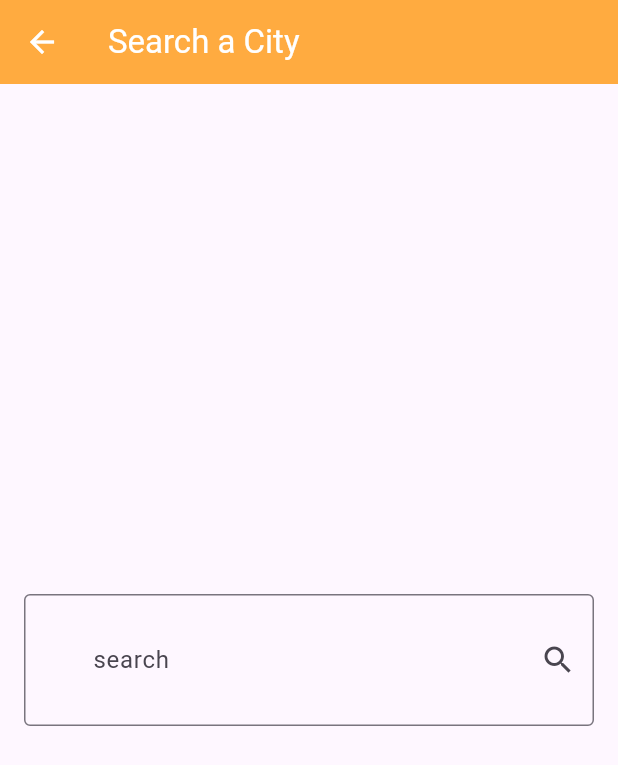
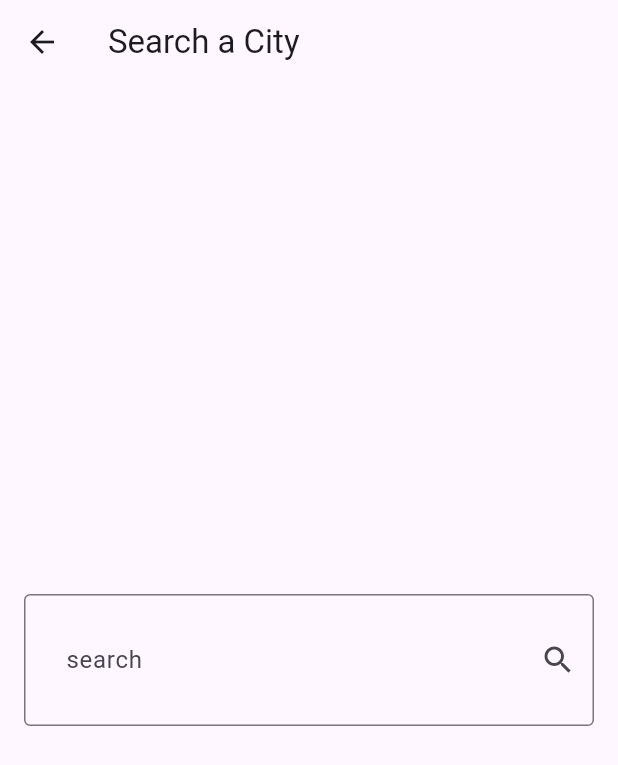
Before and after one commit to bero9/weather_app, a Flutter app: the screen it shows after launch, after a tap on the "search" icon, on a phone screen of 412 x 824 dp. Shown: the top 765 px of the screen. Run offline on Flutter 3.47's test engine with Material 3 defaults, Android fonts, the phone set to English and light mode, and no system bars.

Commit message:
Refactor HomePage and WeatherModel for dynamic UI updates and improve weather data handling

```diff
--- a/lib/main.dart
+++ b/lib/main.dart
@@ -2,27 +2,24 @@ import 'package:flutter/material.dart';
 import 'package:provider/provider.dart';
 import 'package:weather_app/models/weather_model.dart';
 import 'package:weather_app/pages/home_page.dart';
-import 'package:weather_app/provider/weather_provider.dart';
+import 'package:weather_app/providers/weather_provider.dart';
 
 void main() {
-  runApp( WeatherApp());
+  runApp(ChangeNotifierProvider(
+     create: (context) {
+        return WeatherProvider();
+      },
+    child: WeatherApp()));
 }
 
 class WeatherApp extends StatelessWidget {
-  WeatherModel? weather;
-
-  WeatherApp({Key? key}) : super(key: key);
-
   @override
   Widget build(BuildContext context) {
-    return ChangeNotifierProvider(
-      create: (context) {
-        return WeatherProvider();
-      },
-      child: MaterialApp(
-        debugShowCheckedModeBanner: false,
-        home: HomePage(),
+    return MaterialApp(
+      theme: ThemeData(
+      primarySwatch: Provider.of<WeatherProvider>(context).weatherData == null ?  Colors.blue : Provider.of<WeatherProvider>(context).weatherData!.getThemeColor()  ,
       ),
+      home: HomePage(),
     );
   }
 }
--- a/lib/pages/home_page.dart
+++ b/lib/pages/home_page.dart
@@ -1,8 +1,10 @@
+import 'package:flutter/cupertino.dart';
 import 'package:flutter/material.dart';
 import 'package:provider/provider.dart';
+import 'package:weather_app/main.dart';
 import 'package:weather_app/models/weather_model.dart';
 import 'package:weather_app/pages/search_page.dart';
-import 'package:weather_app/provider/weather_provider.dart';
+import 'package:weather_app/providers/weather_provider.dart';
 
 class HomePage extends StatefulWidget {
   HomePage({Key? key}) : super(key: key);
@@ -12,8 +14,11 @@ class HomePage extends StatefulWidget {
 }
 
 class _HomePageState extends State<HomePage> {
+  void updateUi() {
+    setState(() {});
+  }
+
   WeatherModel? weatherData;
-
   @override
   Widget build(BuildContext context) {
     weatherData = Provider.of<WeatherProvider>(context).weatherData;
@@ -21,26 +26,20 @@ class _HomePageState extends State<HomePage> {
     return Scaffold(
       appBar: AppBar(
         actions: [
-          Padding(
-            padding: const EdgeInsets.only(right: 8.0),
-            child: IconButton(
-              color: Colors.white,
-              icon: const Icon(Icons.search),
-              onPressed: () {
-                Navigator.push(context, MaterialPageRoute(builder: (context) {
-                  return SearchPage();
-                }));
-              },
-            ),
-          )
+          IconButton(
+            onPressed: () {
+              Navigator.push(context, MaterialPageRoute(builder: (context) {
+                return SearchPage(
+                  updateUi: updateUi,
+                );
+              }));
+            },
+            icon: Icon(Icons.search),
+          ),
         ],
-        backgroundColor: Colors.blue,
-        title: const Text(
-          'Weather App',
-          style: TextStyle(color: Colors.white),
-        ),
+        title: Text('Weather App'),
       ),
-      body: weatherData == null
+      body: Provider.of<WeatherProvider>(context).weatherData == null
           ? Center(
               child: Column(
                 mainAxisSize: MainAxisSize.min,
@@ -61,18 +60,31 @@ class _HomePageState extends State<HomePage> {
               ),
             )
           : Container(
+              decoration: BoxDecoration(
+                  gradient: LinearGradient(
+                colors: [
+                  weatherData!.getThemeColor(),
+                  weatherData!.getThemeColor()[300]!,
+                  weatherData!.getThemeColor()[100]!,
+                ],
+                begin: Alignment.topCenter,
+                end: Alignment.bottomCenter,
+              )),
               child: Column(
                 mainAxisAlignment: MainAxisAlignment.center,
                 children: [
-                  Spacer(
+                  const Spacer(
                     flex: 3,
                   ),
                   Text(
                     Provider.of<WeatherProvider>(context).cityName!,
-                    style: TextStyle(fontSize: 32, fontWeight: FontWeight.bold),
+                    style: TextStyle(
+                      fontSize: 32,
+                      fontWeight: FontWeight.bold,
+                    ),
                   ),
                   Text(
-                    'update at : ${weatherData!.date.hour.toString()}:${weatherData!.date.minute.toString()}',
+                    'updated at : ${weatherData!.date.hour.toString()}:${weatherData!.date.minute.toString()}',
                     style: TextStyle(
                       fontSize: 22,
                     ),
@@ -81,28 +93,33 @@ class _HomePageState extends State<HomePage> {
                   Row(
                     mainAxisAlignment: MainAxisAlignment.spaceEvenly,
                     children: [
-                      Image(image: AssetImage(weatherData!.getImage())),
+                      Image.asset(weatherData!.getImage()),
                       Text(
-                        '${weatherData!.temp.toInt().toString()} ',
+                        weatherData!.temp.toInt().toString(),
                         style: TextStyle(
-                            fontSize: 32, fontWeight: FontWeight.bold),
+                          fontSize: 32,
+                          fontWeight: FontWeight.bold,
+                        ),
                       ),
                       Column(
                         children: [
-                          Text('maxtemp : ${weatherData!.maxTemp.toInt()} '),
-                          Text('mintemp : ${weatherData!.minTemp.toInt()}'),
+                          Text('maxTemp :${weatherData!.maxTemp.toInt()}'),
+                          Text('minTemp : ${weatherData!.minTemp.toInt()}'),
                         ],
-                      )
+                      ),
                     ],
                   ),
                   Spacer(),
                   Text(
-                    weatherData!.weatherStateName.toString(),
-                    style: TextStyle(fontSize: 28, fontWeight: FontWeight.bold),
+                    weatherData!.weatherStateName,
+                    style: TextStyle(
+                      fontSize: 32,
+                      fontWeight: FontWeight.bold,
+                    ),
                   ),
                   Spacer(
                     flex: 5,
-                  )
+                  ),
                 ],
               ),
             ),
--- a/lib/pages/search_page.dart
+++ b/lib/pages/search_page.dart
@@ -1,73 +1,61 @@
 import 'package:flutter/material.dart';
 import 'package:provider/provider.dart';
 import 'package:weather_app/models/weather_model.dart';
-import 'package:weather_app/provider/weather_provider.dart';
-import 'package:weather_app/services/weather_services.dart';
-import 'home_page.dart';
+import 'package:weather_app/providers/weather_provider.dart';
+import 'package:weather_app/services/weather_service.dart';
 
 class SearchPage extends StatelessWidget {
   String? cityName;
-
+  SearchPage({this.updateUi});
+  VoidCallback? updateUi;
   @override
   Widget build(BuildContext context) {
     return Scaffold(
       appBar: AppBar(
-        leading: IconButton(
-          color: Colors.white,
-          onPressed: () {
-            Navigator.push(context, MaterialPageRoute(builder: (contxt) {
-              return HomePage();
-            }));
-          },
-          icon: const Icon(Icons.arrow_back),
-        ),
-        title: const Text(
-          'Search a City',
-          style: TextStyle(color: Colors.white),
-        ),
-        backgroundColor: Colors.orangeAccent,
+        title: Text('Search a City'),
       ),
       body: Center(
         child: Padding(
           padding: const EdgeInsets.symmetric(horizontal: 16),
           child: TextField(
-            onChanged: (data){
-              cityName = data;
+            onChanged: (data)
+            {
+               cityName = data;
             },
             onSubmitted: (data) async {
               cityName = data;
+
               WeatherService service = WeatherService();
 
-              WeatherModel weather =
+              WeatherModel? weather =
                   await service.getWeather(cityName: cityName!);
 
-              Provider.of<WeatherProvider>(context, listen: false).weatherData =
-                  weather;
-              Provider.of<WeatherProvider>(context, listen: false).cityName =
-                  cityName;
+              Provider.of<WeatherProvider>(context,listen: false).weatherData = weather;
+                           Provider.of<WeatherProvider>(context,listen: false).cityName = cityName;
+
               Navigator.pop(context);
             },
-            decoration:  InputDecoration(
+            decoration: InputDecoration(
+              contentPadding:
+                  EdgeInsets.symmetric(vertical: 32, horizontal: 24),
               label: Text('search'),
-              contentPadding:
-                  EdgeInsets.symmetric(vertical: 32, horizontal: 42),
-              suffixIcon: IconButton(
-                icon: Icon(Icons.search),
-                onPressed: () async{
-                  WeatherService service = WeatherService();
+              suffixIcon: GestureDetector(
 
-                  WeatherModel weather =
-                      await service.getWeather(cityName: cityName!);
+                onTap : () async
+                {
+                    WeatherService service = WeatherService();
 
-                  Provider.of<WeatherProvider>(context, listen: false).weatherData =
-                      weather;
-                  Provider.of<WeatherProvider>(context, listen: false).cityName =
-                      cityName;
-                  Navigator.pop(context);
+              WeatherModel? weather =
+            await service.getWeather(cityName: cityName!);
+
+              Provider.of<WeatherProvider>(context,listen: false).weatherData = weather;
+                           Provider.of<WeatherProvider>(context,listen: false).cityName = cityName;
+
+              Navigator.pop(context);
                 },
-              ),
+                child: Icon(Icons.search)),
               border: OutlineInputBorder(),
-              hintText: 'Enter a City',
+              hintText: 'Enter a city',
             ),
           ),
         ),
--- a/lib/provider/weather_provider.dart
+++ b/lib/providers/weather_provider.dart
@@ -3,13 +3,12 @@ import 'package:weather_app/models/weather_model.dart';
 
 class WeatherProvider extends ChangeNotifier {
   WeatherModel? _weatherData;
-String? cityName;
+
+  String? cityName;
   set weatherData(WeatherModel? weather) {
     _weatherData = weather;
     notifyListeners();
   }
 
   WeatherModel? get weatherData => _weatherData;
-
-
 }
--- a/lib/services/weather_services.dart
+++ b/lib/services/weather_service.dart
@@ -5,16 +5,21 @@ import 'package:weather_app/models/weather_model.dart';
 
 class WeatherService {
   String baseUrl = 'http://api.weatherapi.com/v1';
-  String apiKey = '3d01ee20303743268ed120846242702';
 
+  String apiKey = '3677bed892474b30b7a122242220806';
   Future<WeatherModel> getWeather({required String cityName}) async {
     Uri url =
-        Uri.parse('$baseUrl/forecast.json?key=$apiKey&q=$cityName&days=7&');
+        Uri.parse('$baseUrl/forecast.json?key=$apiKey&q=$cityName&days=7');
     http.Response response = await http.get(url);
+
+    if (response.statusCode == 400) {
+    var data  = jsonDecode(response.body);
+      throw Exception(data['error']['message']);
+    }
     Map<String, dynamic> data = jsonDecode(response.body);
 
     WeatherModel weather = WeatherModel.fromJson(data);
+
     return weather;
   }
-
 }
```
Also changed, not shown: lib/models/weather_model.dart (+41 -45 lines).
